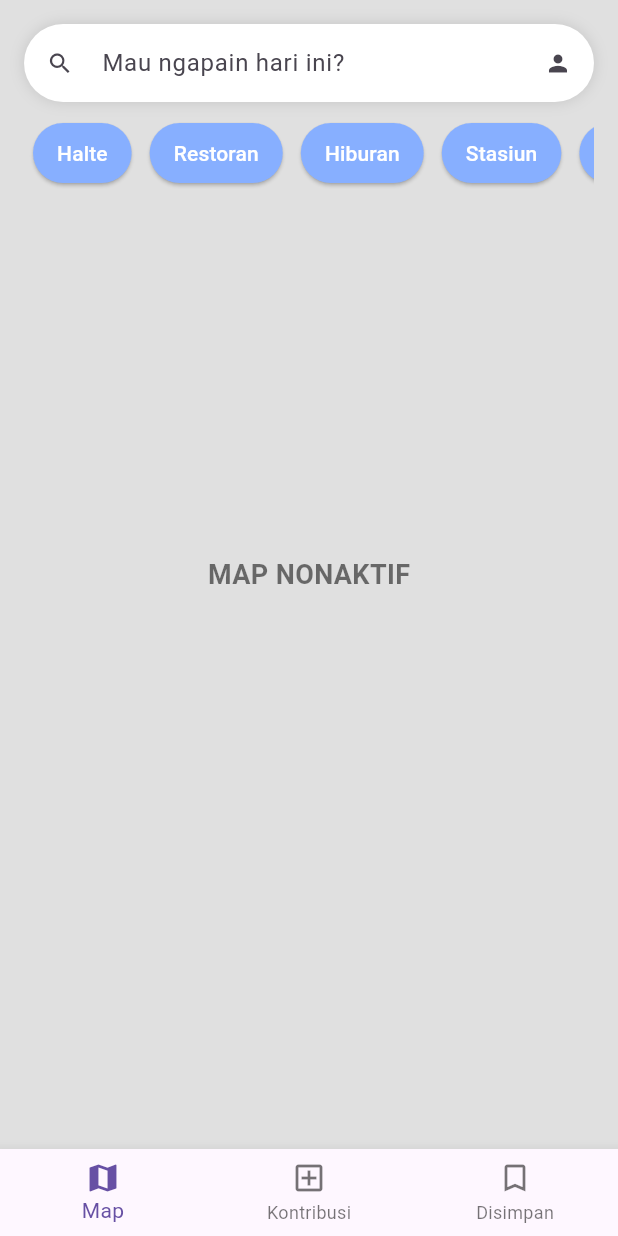
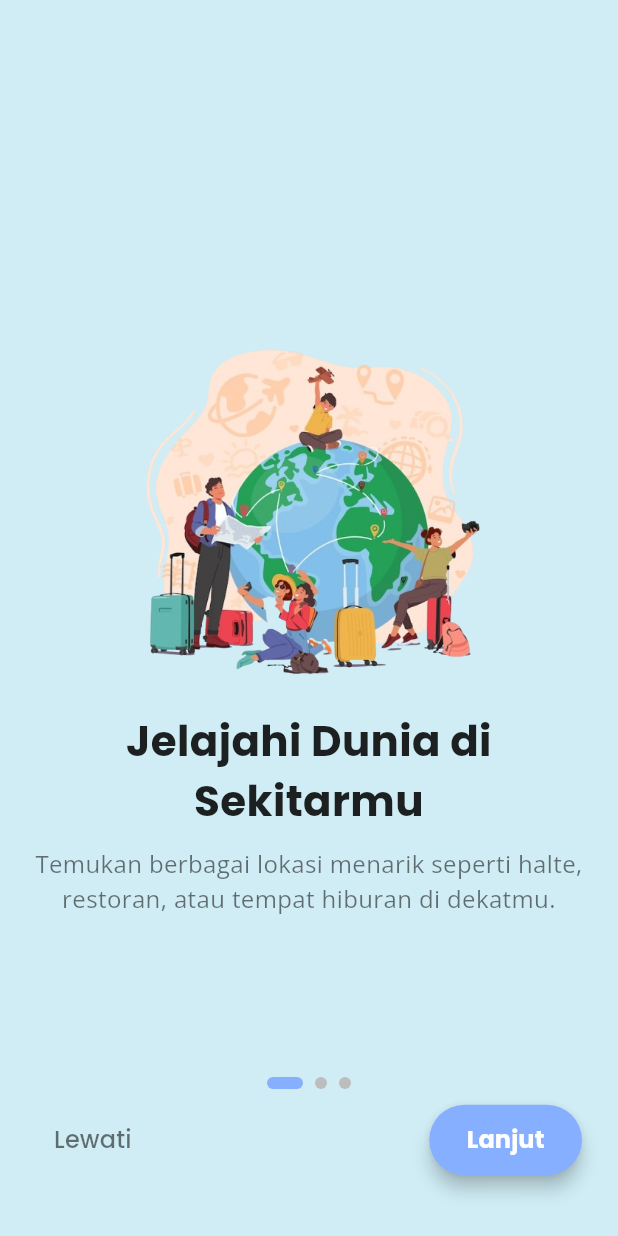
Before and after one commit to Luft21/TagIt, a Flutter app: the screen it shows after launch, on a phone screen of 412 x 824 dp. Run offline on Flutter 3.47's test engine with Material 3 defaults, Android fonts, the phone set to English and light mode, and no system bars; our stand-ins replace firebase_core, google_fonts; accounts and stored records are empty.

Commit message:
welcome page

```diff
--- a/lib/pages/splashscreen_view.dart
+++ b/lib/pages/splashscreen_view.dart
@@ -1,6 +1,6 @@
 import 'package:flutter/material.dart';
 import 'dart:async';
-import 'home_view.dart';
+import 'welcome_view.dart';
 
 class SplashScreenView extends StatefulWidget {
   const SplashScreenView({Key? key}) : super(key: key);
@@ -16,7 +16,7 @@ class _SplashScreenViewState extends State<SplashScreenView> {
     Timer(const Duration(seconds: 3), () {
       Navigator.pushReplacement(
         context,
-        MaterialPageRoute(builder: (_) => const HomeView()),
+        MaterialPageRoute(builder: (_) => const WelcomeView()),
       );
     });
   }
--- /dev/null
+++ b/lib/pages/welcome_view.dart
@@ -0,0 +1,229 @@
+import 'package:flutter/material.dart';
+import 'package:google_fonts/google_fonts.dart';
+import 'home_view.dart';
+
+class OnboardingPageContent {
+  final String imagePath;
+  final String title;
+  final String description;
+
+  OnboardingPageContent({
+    required this.imagePath,
+    required this.title,
+    required this.description,
+  });
+}
+
+class WelcomeView extends StatefulWidget {
+  const WelcomeView({super.key});
+
+  @override
+  State<WelcomeView> createState() => _WelcomeViewState();
+}
+
+class _WelcomeViewState extends State<WelcomeView> {
+  final PageController _pageController = PageController();
+  int _currentPage = 0;
+
+  // Data untuk setiap halaman onboarding
+  final List<OnboardingPageContent> onboardingPages = [
+    OnboardingPageContent(
+      imagePath: 'assets/images/board2.png',
+      title: 'Jelajahi Dunia di Sekitarmu',
+      description:
+          'Temukan berbagai lokasi menarik seperti halte, restoran, atau tempat hiburan di dekatmu.',
+    ),
+    OnboardingPageContent(
+      imagePath: 'assets/images/board1.png',
+      title: 'Tag Lokasi Favoritmu',
+      description:
+          'Tambahkan tag pada lokasi yang ingin kamu kunjungi, seperti halte, restoran, atau tempat hiburan.',
+    ),
+    OnboardingPageContent(
+      imagePath: 'assets/images/board3.png',
+      title: 'Notifikasi Pintar',
+      description:
+          'Kami akan memberimu notifikasi otomatis saat mendekati lokasi yang kamu tandai.',
+    ),
+  ];
+
+  @override
+  void dispose() {
+    _pageController.dispose();
+    super.dispose();
+  }
+
+  void _navigateToHome() {
+    Navigator.pushReplacement(
+      context,
+      MaterialPageRoute(builder: (context) => const HomeView()),
+    );
+  }
+
+  void _onLoginPressed() {
+    _navigateToHome(); // Sementara, navigasi ke Home
+  }
+
+  @override
+  Widget build(BuildContext context) {
+    return Scaffold(
+      backgroundColor: const Color(
+        0xFFD0EDF5,
+      ), // Sesuaikan dengan warna latar belakang aplikasi Anda
+      body: Stack(
+        children: [
+          PageView.builder(
+            controller: _pageController,
+            itemCount: onboardingPages.length,
+            onPageChanged: (index) {
+              setState(() {
+                _currentPage = index;
+              });
+            },
+            itemBuilder: (context, index) {
+              final page = onboardingPages[index];
+              return Padding(
+                padding: const EdgeInsets.symmetric(horizontal: 18.0),
+                child: Column(
+                  mainAxisAlignment: MainAxisAlignment.center,
+                  crossAxisAlignment: CrossAxisAlignment.center,
+                  children: [
+                    Image.asset(
+                      page.imagePath,
+                      width: 250, // Ukuran ilustrasi
+                      height: 250,
+                    ),
+                    const SizedBox(height: 10),
+                    Text(
+                      page.title,
+                      style: GoogleFonts.poppins(
+                        fontSize: 28,
+                        fontWeight: FontWeight.bold,
+                        color: Colors.black87,
+                      ),
+                      textAlign: TextAlign.center,
+                    ),
+                    const SizedBox(height: 10),
+                    Text(
+                      page.description,
+                      style: GoogleFonts.openSans(
+                        fontSize: 16,
+                        color: Colors.black54,
+                      ),
+                      textAlign: TextAlign.center,
+                    ),
+                  ],
+                ),
+              );
+            },
+          ),
+          // Bagian bawah untuk indikator dan tombol navigasi
+          Positioned(
+            bottom: 40,
+            left: 24,
+            right: 24,
+            child: Column(
+              children: [
+                // Indikator Halaman
+                Row(
+                  mainAxisAlignment: MainAxisAlignment.center,
+                  children: List.generate(onboardingPages.length, (index) {
+                    return Container(
+                      margin: const EdgeInsets.symmetric(horizontal: 4.0),
+                      width: _currentPage == index ? 24 : 8,
+                      height: 8,
+                      decoration: BoxDecoration(
+                        color:
+                            _currentPage == index
+                                ? const Color(0xFF87AFFF)
+                                : Colors.grey.shade400,
+                        borderRadius: BorderRadius.circular(8),
+                      ),
+                    );
+                  }),
+                ),
+                const SizedBox(height: 10),
+                // Tombol Navigasi
+                _currentPage < onboardingPages.length - 1
+                    ? Row(
+                      mainAxisAlignment: MainAxisAlignment.spaceBetween,
+                      children: [
+                        // Tombol Lewati
+                        TextButton(
+                          onPressed: _navigateToHome,
+                          child: Text(
+                            'Lewati',
+                            style: GoogleFonts.poppins(
+                              fontSize: 16,
+                              color: Colors.black54,
+                            ),
+                          ),
+                        ),
+                        // Tombol Lanjut
+                        ElevatedButton(
+                          onPressed: () {
+                            _pageController.nextPage(
+                              duration: const Duration(milliseconds: 400),
+                              curve: Curves.easeIn,
+                            );
+                          },
+                          style: ElevatedButton.styleFrom(
+                            backgroundColor: const Color(0xFF87AFFF),
+                            foregroundColor: Colors.white,
+                            shape: RoundedRectangleBorder(
+                              borderRadius: BorderRadius.circular(30),
+                            ),
+                            padding: const EdgeInsets.symmetric(
+                              horizontal: 25,
+                              vertical: 12,
+                            ),
+                            elevation: 5,
+                          ),
+                          child: Text(
+                            'Lanjut',
+                            style: GoogleFonts.poppins(
+                              fontSize: 16,
+                              fontWeight: FontWeight.bold,
+                            ),
+                          ),
+                        ),
+                      ],
+                    )
+                    : // Tombol di halaman terakhir (Log In & Create Account)
+                    Column(
+                      children: [
+                        ElevatedButton(
+                          onPressed:
+                              _onLoginPressed, // Navigasi ke halaman Login
+                          style: ElevatedButton.styleFrom(
+                            backgroundColor: const Color(
+                              0xFF87AFFF,
+                            ), // Warna utama
+                            foregroundColor: Colors.white,
+                            shape: RoundedRectangleBorder(
+                              borderRadius: BorderRadius.circular(30),
+                            ),
+                            minimumSize: const Size(
+                              double.infinity,
+                              50,
+                            ), // Lebar penuh
+                            elevation: 5,
+                          ),
+                          child: Text(
+                            'Log In',
+                            style: GoogleFonts.poppins(
+                              fontSize: 18,
+                              fontWeight: FontWeight.bold,
+                            ),
+                          ),
+                        ),
+                      ],
+                    ),
+              ],
+            ),
+          ),
+        ],
+      ),
+    );
+  }
+}
--- a/pubspec.yaml
+++ b/pubspec.yaml
@@ -36,6 +36,7 @@ dependencies:
   # Use with the CupertinoIcons class for iOS style icons.
   cupertino_icons: ^1.0.8
   firebase_core: ^3.13.1
+  google_fonts: ^4.0.3
 
 dev_dependencies:
   flutter_test:
@@ -55,6 +56,9 @@ dev_dependencies:
 flutter:
   assets:
     - assets/images/tagit_logo.png
+    - assets/images/board1.png
+    - assets/images/board2.png
+    - assets/images/board3.png
 
   # The following line ensures that the Material Icons font is
   # included with your application, so that you can use the icons in
```
Also changed, not shown: assets/images/board1.png (added), assets/images/board2.png (added), assets/images/board3.png (added), pubspec.lock, 1 other file.
